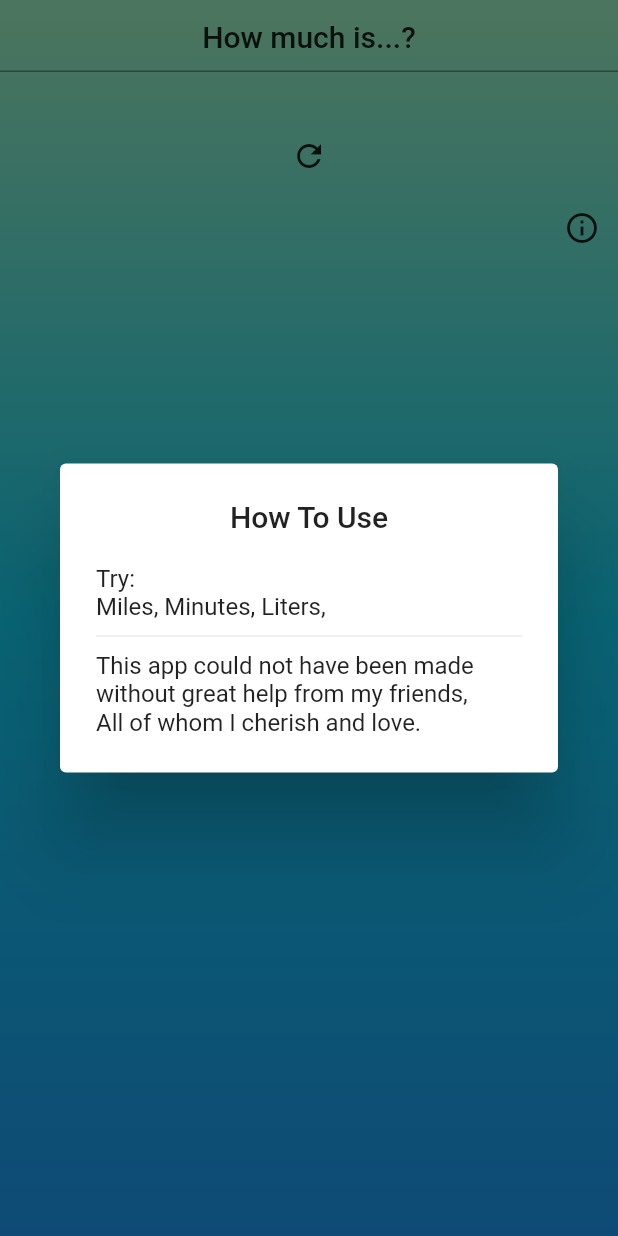
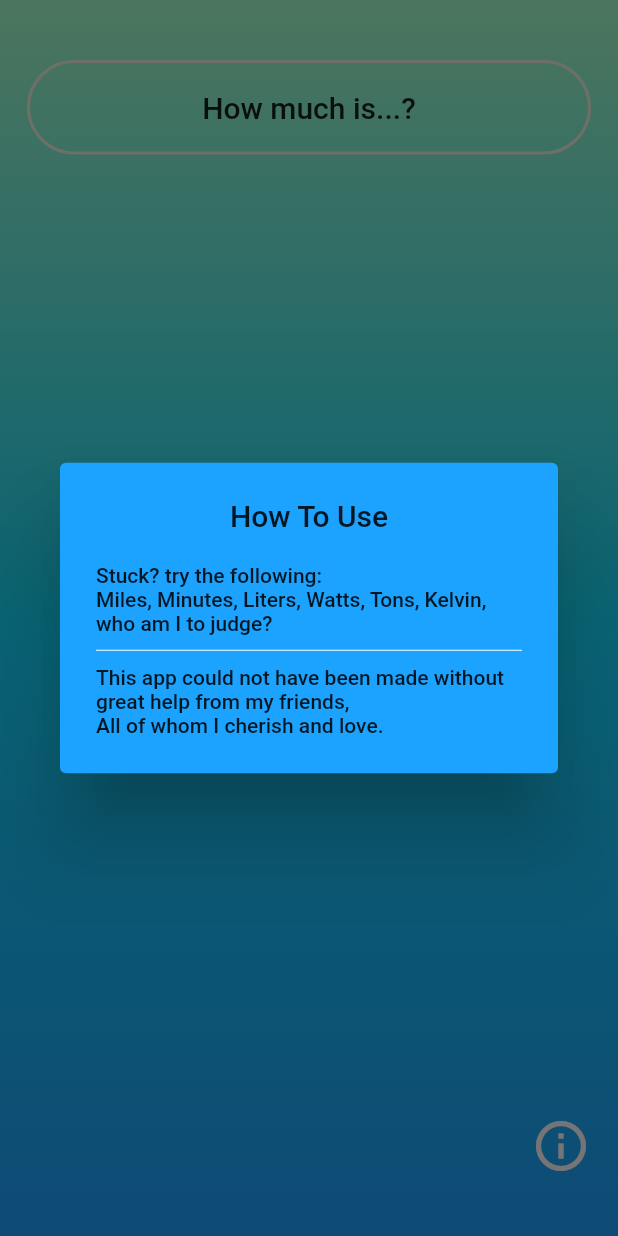
Before and after one commit to g-bulgarit/How-much-is-it, a Flutter app: the HomePage screen opened directly, after a tap on the "info outline" icon, on a phone screen of 412 x 824 dp. Run offline on Flutter 3.47's test engine with Material 2 defaults, Android fonts, the phone set to English and light mode, and no system bars; our stand-ins replace sprintf.

Commit message:
Revamped UI design to fit with the old design

```diff
--- a/lib/customWidgets/InfoDialog.dart
+++ b/lib/customWidgets/InfoDialog.dart
@@ -1,5 +1,6 @@
 import 'package:flutter/material.dart';
 import 'package:flutter/cupertino.dart';
+import 'package:how_much_is_it/colors.dart';
 
 class HelpDialog{
   widgetHelpDialog(BuildContext context){
@@ -8,15 +9,25 @@ class HelpDialog{
       barrierDismissible: true,
       builder: (BuildContext context){
         return AlertDialog(
-          title: Center(child: Text("How To Use")),
+          title: Center(child: Text("How To Use", style: Theme.of(context).textTheme.title)),
+          backgroundColor: foregroundColorDark,
           content: SingleChildScrollView(
             child: ListBody(
               children: <Widget>[
-                Text("Try:"),
-                Text("Miles, Minutes, Liters, "),
-                Divider(height: 20,),
+                Text("Stuck? try the following:", style: Theme.of(context).textTheme.body2),
+                Text("Miles, Minutes, Liters, Watts, Tons, Kelvin, who am I to judge?", style: Theme.of(context).textTheme.body2),
+                Divider(height: 20, color: Colors.white, ),
                 Text(
-                  '''This app could not have been made without great help from my friends,\nAll of whom I cherish and love.'''),
+                  '''This app could not have been made without great help from my friends,\nAll of whom I cherish and love.''',
+                   style: Theme.of(context).textTheme.body2),
+
+                // TODO: ADD ROW OF ICONS
+                // Row(
+                //   mainAxisAlignment: MainAxisAlignment.end,
+                //   children: <Widget>[
+                //     Icon(Icons.playlist_add_check)
+                //   ],
+                // )
               ],
             )
           ),
--- a/lib/customWidgets/InputCalcDisp.dart
+++ b/lib/customWidgets/InputCalcDisp.dart
@@ -2,6 +2,7 @@
 import 'package:flutter/cupertino.dart';
 import 'package:flutter/material.dart';
 import 'package:how_much_is_it/constants.dart';
+import 'package:how_much_is_it/colors.dart';
 import 'dart:math';
 import 'package:sprintf/sprintf.dart';
 
@@ -26,6 +27,9 @@ class _InputCalcDispState extends State<InputCalcDisp> {
   double unitMultiplier = 0.0;
   String unitFrom = "";
   String categoryFrom = "";
+
+  final TextEditingController textController = new TextEditingController();
+
 
   // ------------------ Functions -----------
 
@@ -127,42 +131,78 @@ class _InputCalcDispState extends State<InputCalcDisp> {
       children: <Widget>[
         Container(
           child: TextField(
+            controller: textController,
             textAlign: TextAlign.center,
             textAlignVertical: TextAlignVertical.center,
             style: Theme.of(context).textTheme.title,
             decoration: InputDecoration(
               hintText: "How much is...?",
               hintStyle: Theme.of(context).textTheme.title,
+              enabledBorder: OutlineInputBorder(
+                      borderSide: BorderSide(color: textColorMain, width: 2),
+                      borderRadius: BorderRadius.all(Radius.circular(40))
+              ),
+
+            // On focus:
+            focusedBorder: OutlineInputBorder(
+              borderSide: BorderSide(color: textColorMain, width: 2),
+              borderRadius: BorderRadius.all(Radius.circular(40))
+            ),
             ),
           onSubmitted: (String str){
             setState(() {
               doCalculations(str);
             });
+          textController.text = "";
           },
           ),
         ),
 
+        SizedBox(height: 50,),
+
         Container(
+        padding: EdgeInsets.all(16.0),
+        decoration: BoxDecoration(
+          shape: BoxShape.rectangle,
+          borderRadius: BorderRadius.circular(50),
+          border: Border.all(
+             color: userText != "" ? Colors.white : Colors.transparent,
+             width: 2,
+          )
+        ),
         child: Text(
           "$userText",
+          style: Theme.of(context).textTheme.body1,
+          textAlign: TextAlign.center,
         ),
           ),
 
-        Container(
+        SizedBox(height: 50,),
+
+
+        Center(
+          child: Container(
             child: Text(
               "$userSubtext",
+              textAlign: TextAlign.center,
+              style: Theme.of(context).textTheme.body1,
+            ),
           ),
         ),
 
+        SizedBox(height: 50,),
+
         Container(
           child: IconButton(
-            icon: Icon(Icons.refresh),
-            onPressed: (){
+            icon: Icon(Icons.refresh, size: 50,),
+            color: userText != "" ? Colors.white : Colors.transparent,
+            onPressed: userText == "" ? (){}
+              :(){
               setState(() {
               userText = this.convertToRandomUnit(categoryFrom, unitFrom, amtToConvert, unitMultiplier);
               userSubtext = getRandomSubtext();
-              });
-            }),
+              });}
+          ),
         )
 
       ],
--- a/lib/newui.dart
+++ b/lib/newui.dart
@@ -10,7 +10,8 @@ void main(){
       fontFamily: 'Bebas',
       textTheme: TextTheme(
         title: TextStyle(fontSize: 36.0, fontWeight: FontWeight.bold, color: textColorMain),
-        body1: TextStyle(fontSize: 25.0, fontWeight: FontWeight.bold, color: textColorMain),
+        body1: TextStyle(fontSize: 30.0, fontWeight: FontWeight.bold, color: textColorMain),
+        body2: TextStyle(fontSize: 22.0, fontWeight: FontWeight.bold, color: textColorMain),
       ),
     ),
     home: new HomePage()));
@@ -33,7 +34,12 @@ class AppHomePage extends State<HomePage>{
   @override
   Widget build(BuildContext context) {
     return Scaffold(
+      resizeToAvoidBottomInset: false,
       body: Container(
+        padding: EdgeInsets.symmetric(
+          vertical: 40.0,
+          horizontal: 18.0,
+        ),
         decoration: BoxDecoration(
           gradient: LinearGradient(
             colors: [gradientBottom, gradientCenter, gradientTop],
@@ -41,17 +47,18 @@ class AppHomePage extends State<HomePage>{
             end: Alignment.topCenter,
             ),
           ),
-        child: ListView(
+        child: Column(
           children: <Widget>[
             InputCalcDisp(
               userText: "",
               userSubtext: "",
             ),
+            Spacer(),
             Row(
             mainAxisAlignment: MainAxisAlignment.end,
             children: <Widget>[
               IconButton(
-                  icon: Icon(Icons.info_outline),
+                icon: Icon(Icons.info_outline, color: Colors.white, size: 40,),
                 onPressed: (){
                   dialog.widgetHelpDialog(context);
                 }
```
Lines whose indentation alone changed are shown as unchanged.
